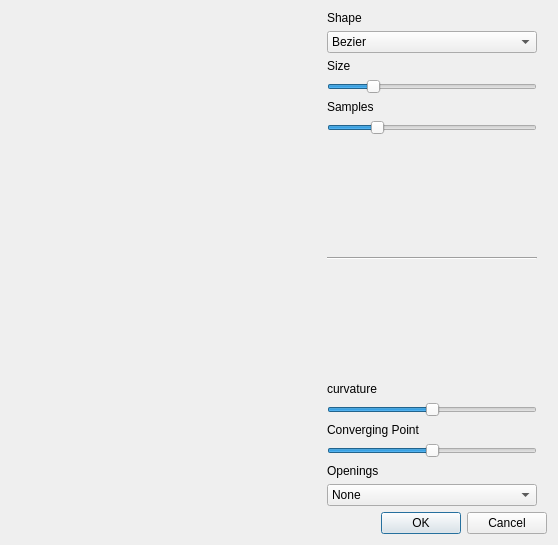
First picture: the form in forms/bridgerpanel.ui, repository TopModLab/Unfolding, before the edit.
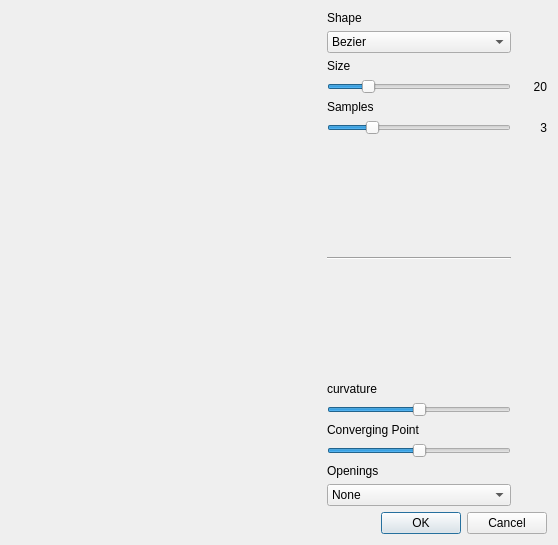
Second picture: the form after the edit.

Commit message: move actions to ui file. some remains in cpp.

The edit to the form file:
```diff
--- a/forms/bridgerpanel.ui
+++ b/forms/bridgerpanel.ui
@@ -265,6 +265,38 @@
          </property>
         </widget>
        </item>
+       <item row="5" column="1">
+        <widget class="QLabel" name="sample_val_label">
+         <property name="minimumSize">
+          <size>
+           <width>30</width>
+           <height>0</height>
+          </size>
+         </property>
+         <property name="text">
+          <string>3</string>
+         </property>
+         <property name="alignment">
+          <set>Qt::AlignRight|Qt::AlignTrailing|Qt::AlignVCenter</set>
+         </property>
+        </widget>
+       </item>
+       <item row="3" column="1">
+        <widget class="QLabel" name="size_val_label">
+         <property name="minimumSize">
+          <size>
+           <width>30</width>
+           <height>0</height>
+          </size>
+         </property>
+         <property name="text">
+          <string>20</string>
+         </property>
+         <property name="alignment">
+          <set>Qt::AlignRight|Qt::AlignTrailing|Qt::AlignVCenter</set>
+         </property>
+        </widget>
+       </item>
       </layout>
      </item>
     </layout>
```
Left out of the diff: 35 changed lines with no effect on the pictures. The commit also changes 7 other files.
